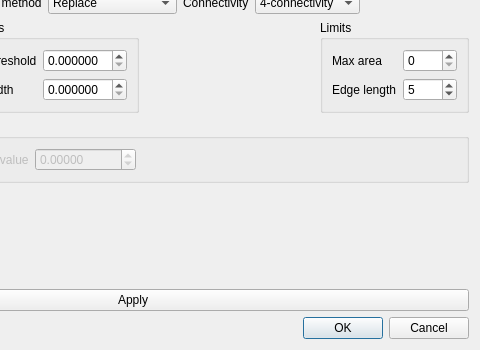
Above: frameworks/tomography/Preprocessing/StdPreprocModulesGUI/src/morphspotcleandlg.ui from neutronimaging/imagingsuite before the change; both pictures show x 214 to 694 and y 471 to 821 of the 694 by 821 pixel window. Below: the same form after it.
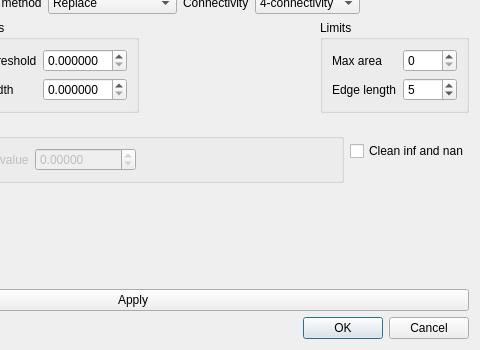
That is the form after the change. Custom widgets are drawn as their Qt base class.

Commit message: Added inf and nan cleaning to morphspot clean. Change propagated to module and gui.

```diff
--- a/frameworks/tomography/Preprocessing/StdPreprocModulesGUI/src/morphspotcleandlg.ui
+++ b/frameworks/tomography/Preprocessing/StdPreprocModulesGUI/src/morphspotcleandlg.ui
@@ -478,6 +478,13 @@
          </layout>
         </widget>
        </item>
+       <item>
+        <widget class="QCheckBox" name="checkBoxRemoveInfNan">
+         <property name="text">
+          <string>Clean inf and nan</string>
+         </property>
+        </widget>
+       </item>
       </layout>
      </item>
     </layout>
```
The commit also changes 9 other files.
